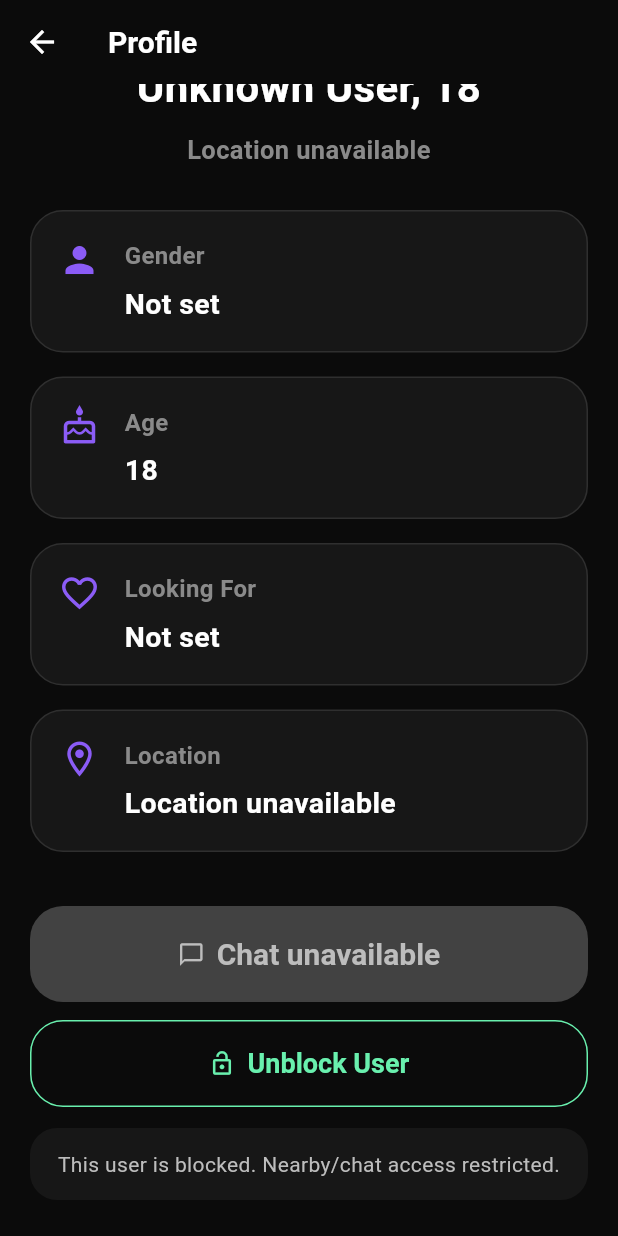
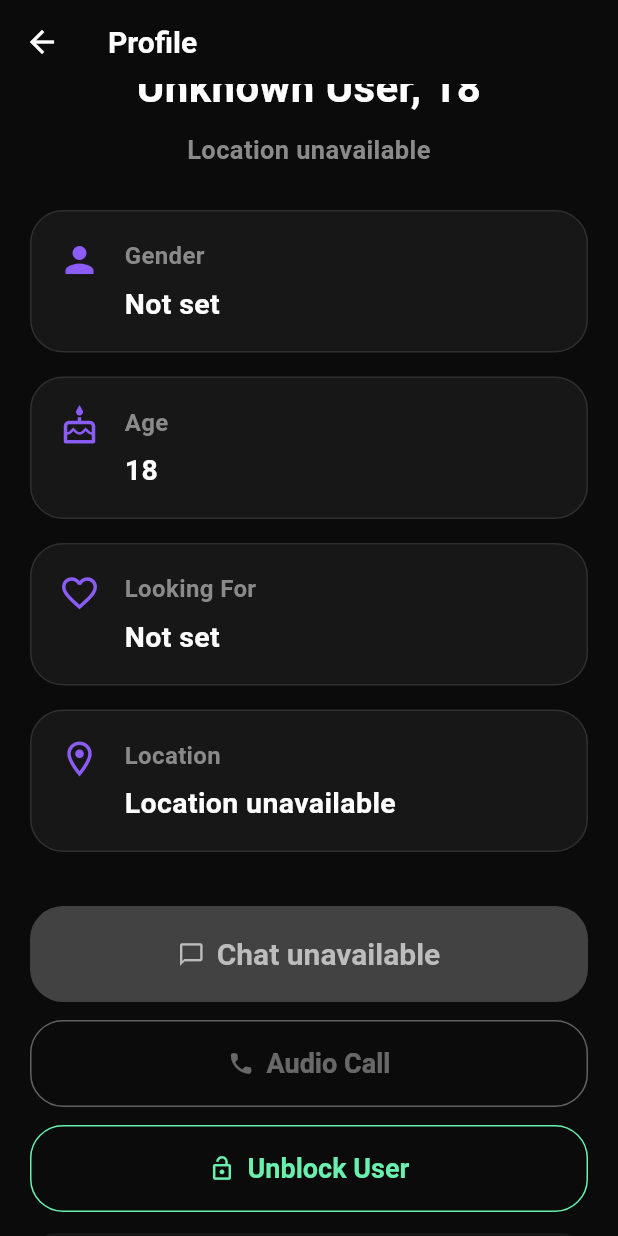
Before and after one commit to panchalvinay33-debug/NearMeU, a Flutter app: the UserProfileScreen screen opened directly with empty values, scrolled down 209 dp, on a phone screen of 412 x 824 dp. Run offline on Flutter 3.47's test engine with Material 3 defaults, Android fonts, the phone set to English and light mode, and no system bars; our stand-ins replace cloud_firestore, cloud_functions, emoji_picker_flutter, firebase_analytics, firebase_auth, firebase_core and 15 more; missing offline and left inert: agora_rtc_engine, firebase_app_check, firebase_performance, record, video_compress; accounts and stored records are empty.

Commit message:
Batch 09: add Premium audio call action

```diff
--- a/lib/screens/user_profile_screen.dart
+++ b/lib/screens/user_profile_screen.dart
@@ -1,9 +1,14 @@
+import 'dart:async';
+
 import 'package:firebase_auth/firebase_auth.dart';
 import 'package:flutter/material.dart';
+
 import '../models/app_user.dart';
+import '../services/audio_call_service.dart';
 import '../services/user_service.dart';
 import '../theme/app_colors.dart';
 import '../widgets/user_avatar.dart';
+import 'audio_call_screen.dart';
 import 'chat_screen.dart';
 
 class UserProfileScreen extends StatefulWidget {
@@ -17,11 +22,13 @@ class UserProfileScreen extends StatefulWidget {
 
 class _UserProfileScreenState extends State<UserProfileScreen> {
   final UserService _userService = UserService();
+  final AudioCallService _audioCallService = AudioCallService();
 
   bool _isLoadingBlockState = true;
   bool _isBlockedEitherWay = false;
   bool _blockedByMe = false;
   bool _actionLoading = false;
+  bool _callLoading = false;
 
   User? get currentUser => FirebaseAuth.instance.currentUser;
   AppUser get user => widget.user;
@@ -149,13 +156,40 @@ class _UserProfileScreenState extends State<UserProfileScreen> {
       return;
     }
 
-    Navigator.push(
+    await Navigator.push<void>(
       context,
-      MaterialPageRoute(
+      MaterialPageRoute<void>(
         builder: (_) =>
             ChatScreen(otherUserId: user.uid, otherUserName: displayName),
       ),
     );
+  }
+
+  Future<void> _startAudioCall() async {
+    if (currentUser == null || _isBlockedEitherWay || _callLoading) return;
+    setState(() => _callLoading = true);
+    try {
+      final session = await _audioCallService.startCall(user.uid);
+      if (!mounted) return;
+      await Navigator.push<void>(
+        context,
+        MaterialPageRoute<void>(
+          builder: (_) => AudioCallScreen.outgoing(session: session),
+        ),
+      );
+    } on AudioCallException catch (error) {
+      if (!mounted) return;
+      ScaffoldMessenger.of(context).showSnackBar(
+        SnackBar(content: Text(error.message)),
+      );
+    } catch (_) {
+      if (!mounted) return;
+      ScaffoldMessenger.of(context).showSnackBar(
+        const SnackBar(content: Text('Could not start audio call.')),
+      );
+    } finally {
+      if (mounted) setState(() => _callLoading = false);
+    }
   }
 
   Future<void> _blockUser() async {
@@ -284,16 +318,16 @@ class _UserProfileScreenState extends State<UserProfileScreen> {
       );
     }
 
-    final chatEnabled = !_isBlockedEitherWay;
+    final interactionEnabled = !_isBlockedEitherWay;
 
     return Column(
       children: [
         SizedBox(
           width: double.infinity,
           child: ElevatedButton.icon(
-            onPressed: chatEnabled ? () => _openChat(displayName) : null,
+            onPressed: interactionEnabled ? () => _openChat(displayName) : null,
             style: ElevatedButton.styleFrom(
-              backgroundColor: chatEnabled
+              backgroundColor: interactionEnabled
                   ? AppColors.primary
                   : Colors.grey.shade800,
               foregroundColor: AppColors.textPrimary,
@@ -306,8 +340,43 @@ class _UserProfileScreenState extends State<UserProfileScreen> {
             ),
             icon: const Icon(Icons.chat_bubble_outline),
             label: Text(
-              chatEnabled ? 'Chat Now' : 'Chat unavailable',
+              interactionEnabled ? 'Chat Now' : 'Chat unavailable',
               style: const TextStyle(fontSize: 20, fontWeight: FontWeight.bold),
+            ),
+          ),
+        ),
+        const SizedBox(height: 12),
+        SizedBox(
+          width: double.infinity,
+          child: OutlinedButton.icon(
+            onPressed: interactionEnabled && !_callLoading
+                ? () => unawaited(_startAudioCall())
+                : null,
+            style: OutlinedButton.styleFrom(
+              foregroundColor: AppColors.primary,
+              side: BorderSide(
+                color: interactionEnabled
+                    ? AppColors.primary
+                    : Colors.grey.shade700,
+              ),
+              minimumSize: const Size.fromHeight(58),
+              shape: RoundedRectangleBorder(
+                borderRadius: BorderRadius.circular(22),
+              ),
+            ),
+            icon: _callLoading
+                ? const SizedBox(
+                    width: 18,
+                    height: 18,
+                    child: CircularProgressIndicator(
+                      strokeWidth: 2,
+                      color: AppColors.primary,
+                    ),
+                  )
+                : const Icon(Icons.call_rounded),
+            label: const Text(
+              'Audio Call',
+              style: TextStyle(fontSize: 18, fontWeight: FontWeight.bold),
             ),
           ),
         ),
@@ -359,8 +428,8 @@ class _UserProfileScreenState extends State<UserProfileScreen> {
             ),
             child: Text(
               _blockedByMe
-                  ? 'This user is blocked. Nearby/chat access restricted.'
-                  : 'This user is unavailable for chat.',
+                  ? 'This user is blocked. Nearby/chat/call access restricted.'
+                  : 'This user is unavailable for chat or calls.',
               textAlign: TextAlign.center,
               style: const TextStyle(
                 color: AppColors.textSecondary,
```
